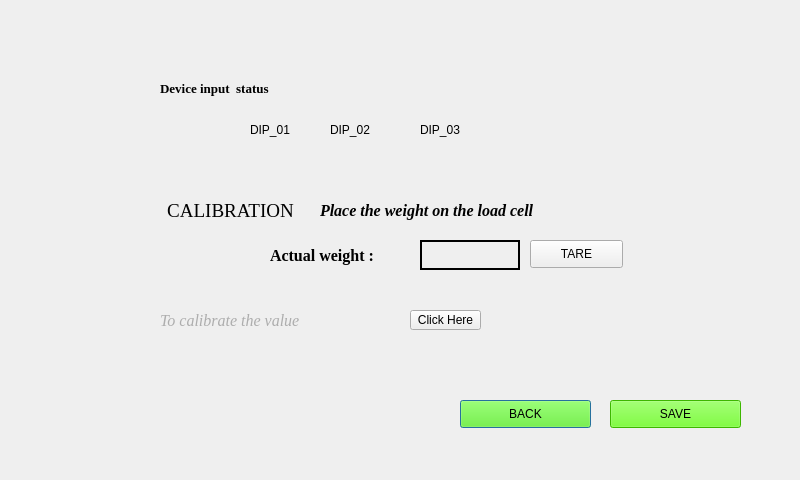
Before: the Qt Designer form thirddialog.ui in maharaja1510/UI, drawn with Qt 5.
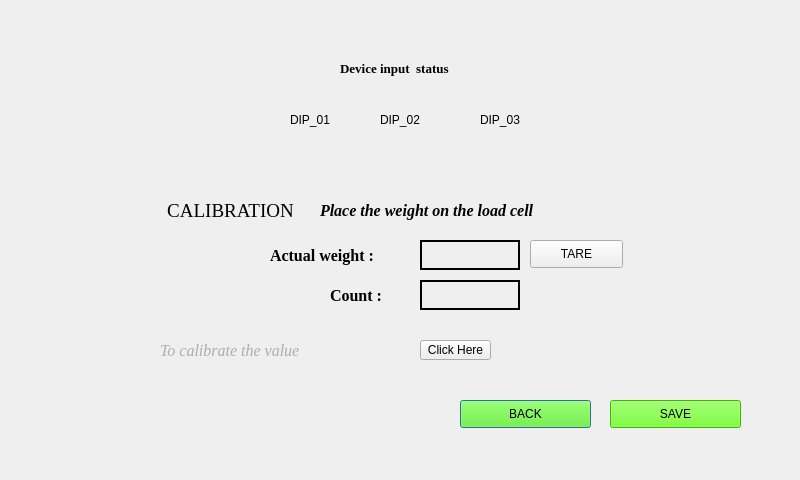
After: the same form once the commit is applied.

```diff
--- a/thirddialog.ui
+++ b/thirddialog.ui
@@ -13,6 +13,9 @@
   <property name="windowTitle">
    <string>Dialog</string>
   </property>
+  <property name="styleSheet">
+   <string notr="true"/>
+  </property>
   <widget class="QLabel" name="label">
    <property name="geometry">
     <rect>
@@ -100,8 +103,8 @@
   <widget class="QPushButton" name="clickherebutton">
    <property name="geometry">
     <rect>
-     <x>410</x>
-     <y>310</y>
+     <x>420</x>
+     <y>340</y>
      <width>71</width>
      <height>20</height>
     </rect>
@@ -160,7 +163,7 @@
    <property name="geometry">
     <rect>
      <x>160</x>
-     <y>310</y>
+     <y>340</y>
      <width>251</width>
      <height>20</height>
     </rect>
@@ -182,8 +185,8 @@
   <widget class="QLabel" name="label_3">
    <property name="geometry">
     <rect>
-     <x>160</x>
-     <y>80</y>
+     <x>340</x>
+     <y>60</y>
      <width>161</width>
      <height>16</height>
     </rect>
@@ -203,8 +206,8 @@
   <widget class="QLabel" name="DIP2label">
    <property name="geometry">
     <rect>
-     <x>330</x>
-     <y>120</y>
+     <x>380</x>
+     <y>110</y>
      <width>60</width>
      <height>20</height>
     </rect>
@@ -219,8 +222,8 @@
   <widget class="QLabel" name="DIP3label">
    <property name="geometry">
     <rect>
-     <x>420</x>
-     <y>120</y>
+     <x>480</x>
+     <y>110</y>
      <width>60</width>
      <height>20</height>
     </rect>
@@ -232,8 +235,8 @@
   <widget class="QLabel" name="DIP1label">
    <property name="geometry">
     <rect>
-     <x>250</x>
-     <y>120</y>
+     <x>290</x>
+     <y>110</y>
      <width>60</width>
      <height>20</height>
     </rect>
@@ -255,6 +258,46 @@
     <string>TARE</string>
    </property>
   </widget>
+  <widget class="QLabel" name="valuelabel_2">
+   <property name="geometry">
+    <rect>
+     <x>330</x>
+     <y>280</y>
+     <width>200</width>
+     <height>30</height>
+    </rect>
+   </property>
+   <property name="font">
+    <font>
+     <family>Times New Roman</family>
+     <pointsize>12</pointsize>
+     <weight>75</weight>
+     <bold>true</bold>
+    </font>
+   </property>
+   <property name="styleSheet">
+    <string notr="true">border: 0px solid black;</string>
+   </property>
+   <property name="text">
+    <string>Count :</string>
+   </property>
+  </widget>
+  <widget class="QLabel" name="countlabel">
+   <property name="geometry">
+    <rect>
+     <x>420</x>
+     <y>280</y>
+     <width>100</width>
+     <height>30</height>
+    </rect>
+   </property>
+   <property name="styleSheet">
+    <string notr="true">border: 2px solid black;</string>
+   </property>
+   <property name="text">
+    <string/>
+   </property>
+  </widget>
  </widget>
  <resources/>
  <connections/>
```
